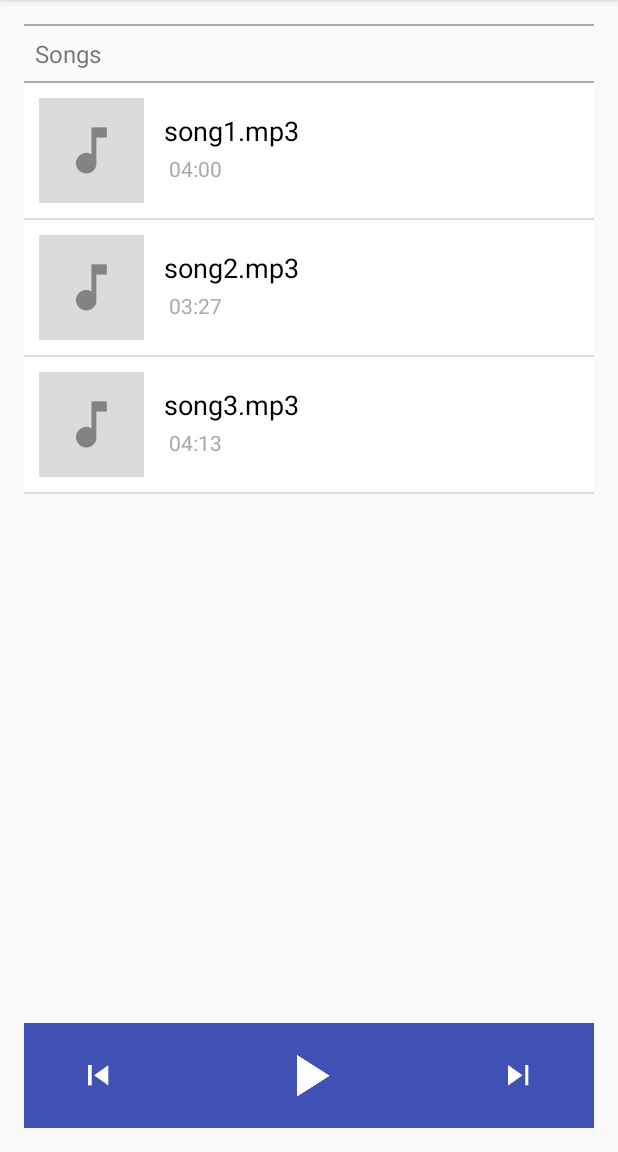
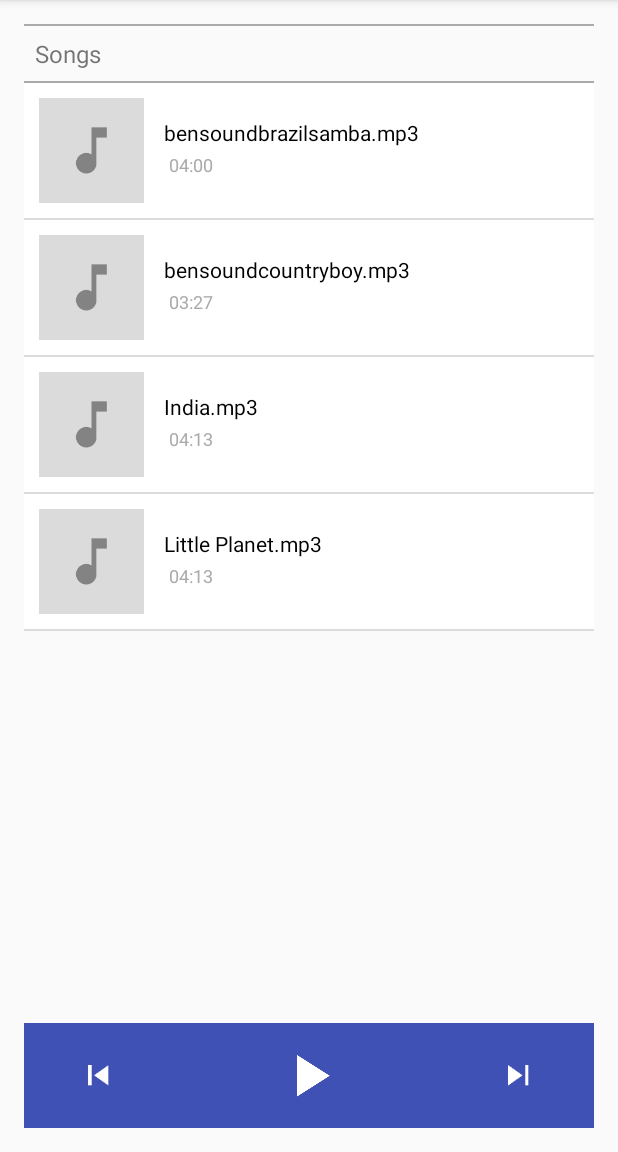
Before and after one commit to paulinaberger/AndroidMusicPlayer, an Android app: the screen it shows after launch (MainActivity), on a phone screen of 412 x 824 dp, the part 84-1236 px from its top. Run offline under Robolectric (Android 15) with nearby library versions, the phone set to English and light mode, and no system bars.

Commit message:
Resynched gradle, fixed notifications = Maps are not working, shutting player down/ - included maps api

```diff
--- a/app/src/main/AndroidManifest.xml
+++ b/app/src/main/AndroidManifest.xml
@@ -26,11 +26,11 @@
 
         <meta-data
             android:name="com.google.android.geo.API_KEY"
-            android:value="AIzaSyDxVTGT2Ecf-hFQ-I04QiVKlNnt-qLJtx4"/>
+            android:value="AIzaSyAldnsXgjW3KK44ZCPJ5ETewl3JSZ3v5n0"/>
 
         <activity
             android:name=".MapsActivity"
-            android:label="Map">
+            android:label="@string/title_activity_maps">
         </activity>
     </application>
 
--- a/app/src/main/java/org/android/mdsd2016/android/soundplayerpaulina/MainActivity.java
+++ b/app/src/main/java/org/android/mdsd2016/android/soundplayerpaulina/MainActivity.java
@@ -34,13 +34,13 @@ public class MainActivity extends AppCompatActivity implements MediaPlayer.OnPre
         super.onCreate(savedInstanceState);
         setContentView(R.layout.activity_main);
 
-        //Initializing views and other classes
         init();
 
         //Adding objects to the list
-        mSongList.add(new Song("1", "song1.mp3", "04:00", "CAD", "Dummytex Dummytex Dummytex Dummytex Dummytex Dummytex ", 56.667083f, -110.101676f));
-        mSongList.add(new Song("2", "song2.mp3", "03:27", "CHILE", "Dummytex Dummytex Dummytex Dummytex Dummytex Dummytex ", -28.132082f, -70.375113f));
-        mSongList.add(new Song("3", "song3.mp3", "04:13", "CAD", "Dummytex Dummytex Dummytex Dummytex Dummytex Dummytex ", 56.667083f, -110.101676f));
+        mSongList.add(new Song("1", "bensoundbrazilsamba.mp3", "04:00", "CAD", "Samba is a Brazilian musical genre and dance style, with its roots in Africa via the West African slave trade and African religious traditions, particularly of Angola", 56.667083f, -110.101676f));
+        mSongList.add(new Song("2", "bensoundcountryboy.mp3", "03:27", "CHILE", "Country music is a genre of American popular music that originated in the Southern United States in the 1920s", -28.132082f, -70.375113f));
+        mSongList.add(new Song("3", "India.mp3", "04:13", "CAD", "The music of India includes multiple varieties of folk music, pop, and Indian classical music. India's classical music tradition, including Hindustani music and Carnatic, has a history spanning millennia and developed over several eras", 56.667083f, -110.101676f));
+        mSongList.add(new Song("4", "Little Planet.mp3", "04:13", "CAD", "The music of Iceland includes vibrant folk and pop traditions. Well-known artists from Iceland include medieval music group Voces Thules, alternative rock band The Sugarcubes, singers Björk and Emiliana Torrini, post-rock band Sigur Rós and indie folk/indie pop band Of Monsters and Men", 56.667083f, -110.101676f));
 
         //Setting up adapter and recycler view
         mSongListAdapter = new SongListAdapter(this, mSongList);
--- a/app/src/main/java/org/android/mdsd2016/android/soundplayerpaulina/MapsActivity.java
+++ b/app/src/main/java/org/android/mdsd2016/android/soundplayerpaulina/MapsActivity.java
@@ -1,6 +1,5 @@
 package org.android.mdsd2016.android.soundplayerpaulina;
 
-import android.support.v4.app.ActivityCompat;
 import android.os.Bundle;
 import com.google.android.gms.maps.CameraUpdateFactory;
 import com.google.android.gms.maps.GoogleMap;
--- a/app/src/main/res/layout/activity_maps.xml
+++ b/app/src/main/res/layout/activity_maps.xml
@@ -5,4 +5,4 @@
     android:name="com.google.android.gms.maps.SupportMapFragment"
     android:layout_width="match_parent"
     android:layout_height="match_parent"
-    tools:context=".MapsActivity"/>
+    tools:context="org.android.mdsd2016.android.soundplayerpaulina.MapsActivity"/>
--- a/app/src/main/res/layout/song_item.xml
+++ b/app/src/main/res/layout/song_item.xml
@@ -16,7 +16,8 @@
         android:layout_centerVertical="true"
         android:layout_margin="10dp"
         android:scaleType="centerCrop"
-        android:src="@drawable/img_artwork_place_holder_album_song" />
+        android:src="@drawable/img_artwork_place_holder_album_song"
+        android:contentDescription="" />
 
     <LinearLayout
         android:layout_width="match_parent"
@@ -34,7 +35,7 @@
             android:ellipsize="end"
             android:lines="1"
             android:text=""
-            android:textAppearance="@style/Base.TextAppearance.AppCompat.Medium"
+            android:textSize="14dp"
             android:textColor="@android:color/black" />
 
         <TextView
@@ -45,7 +46,7 @@
             android:lines="1"
             android:padding="3dp"
             android:text=""
-            android:textAppearance="@style/Base.TextAppearance.AppCompat.Small"
+            android:textSize="12dp"
             android:textColor="@android:color/darker_gray" />
 
     </LinearLayout>
--- a/build.gradle
+++ b/build.gradle
@@ -5,7 +5,7 @@ buildscript {
         jcenter()
     }
     dependencies {
-        classpath 'com.android.tools.build:gradle:2.3.0'
+        classpath 'com.android.tools.build:gradle:2.3.1'
 
         // NOTE: Do not place your application dependencies here; they belong
         // in the individual module build.gradle files
```
Also changed, not shown: app/build.gradle (+4 -10 lines), app/src/main/res/values/google_maps_api.xml (added, +24 -0 lines).
